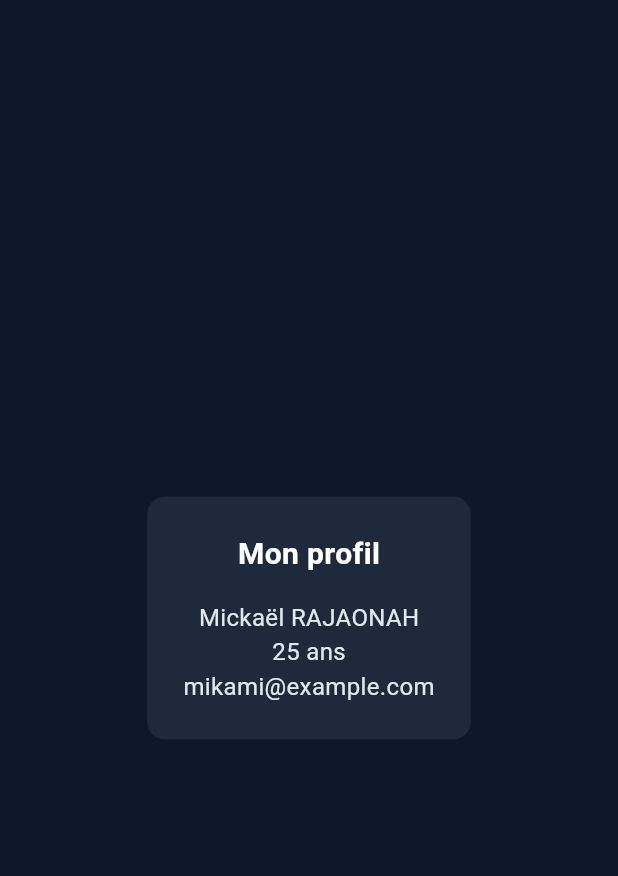
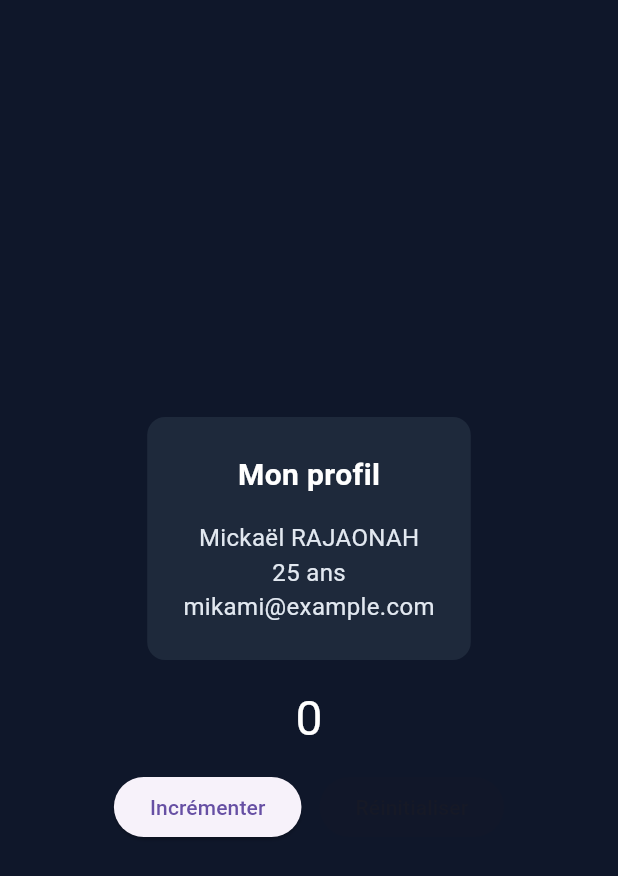
Before and after one commit to Mikami99/TP-INFO593-Programmation-Mobile, a Flutter app: the screen it shows after launch, on a phone screen of 412 x 824 dp. Shown: the top 876 px of the screen. Run offline on Flutter 3.47's test engine with Material 3 defaults, Android fonts, the phone set to English and light mode, and no system bars.

Commit message:
TP3 : compteur avec état local (RN + Flutter) + README

```diff
--- /dev/null
+++ b/profil_app_flutter/lib/counter_widget.dart
@@ -0,0 +1,48 @@
+import 'package:flutter/material.dart';
+
+class CounterWidget extends StatefulWidget {
+  const CounterWidget({super.key});
+
+  @override
+  State<CounterWidget> createState() => _CounterWidgetState();
+}
+
+class _CounterWidgetState extends State<CounterWidget> {
+  int _count = 0;
+
+  void _increment() => setState(() => _count++);
+  void _reset() => setState(() => _count = 0);
+
+  @override
+  Widget build(BuildContext context) {
+    return Column(
+      mainAxisSize: MainAxisSize.min,
+      children: [
+        Text(
+          '$_count',
+          style: const TextStyle(fontSize: 32, color: Colors.white),
+        ),
+        if (_count >= 10)
+          const Text(
+            'Tu es un pro du clic !',
+            style: TextStyle(color: Color(0xFF38BDF8)),
+          ),
+        const SizedBox(height: 12),
+        Row(
+          mainAxisSize: MainAxisSize.min,
+          children: [
+            ElevatedButton(
+              onPressed: _increment,
+              child: const Text('Incrémenter'),
+            ),
+            const SizedBox(width: 12),
+            ElevatedButton(
+              onPressed: _count == 0 ? null : _reset,
+              child: const Text('Réinitialiser'),
+            ),
+          ],
+        ),
+      ],
+    );
+  }
+}
--- a/profil_app_flutter/lib/main.dart
+++ b/profil_app_flutter/lib/main.dart
@@ -1,5 +1,6 @@
 import 'package:flutter/material.dart';
 import 'profile_card.dart';
+import 'counter_widget.dart';
 
 void main() => runApp(const MyApp());
 
@@ -13,12 +14,20 @@ class MyApp extends StatelessWidget {
       home: Scaffold(
         backgroundColor: const Color(0xFF0F172A),
         body: Center(
-          child: ProfileCard(
-            nom: 'RAJAONAH',
-            prenom: 'Mickaël',
-            age: 25,
-            telephone: null,
-            email: 'mikami@example.com',
+          child: SingleChildScrollView(
+            child: Column(
+              mainAxisSize: MainAxisSize.min,
+              children: const [
+                ProfileCard(
+                  nom: 'RAJAONAH',
+                  prenom: 'Mickaël',
+                  age: 25,
+                  telephone: null,
+                  email: 'mikami@example.com',
+                ),
+                CounterWidget(),
+              ],
+            ),
           ),
         ),
       ),
```
Also changed, not shown: 3 other files.
